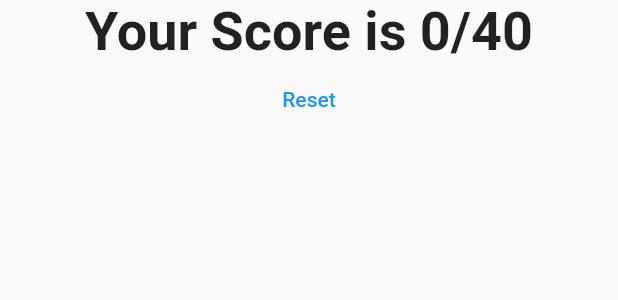
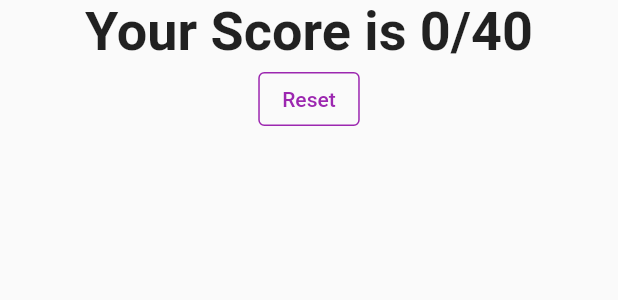
Before and after one commit to abdullahaahmed0539/Flutter-quiz-app, a Flutter app: the Result widget shown alone on an empty page, opened directly with empty values, on a phone screen of 412 x 824 dp. Shown: the top 300 px of the screen. Run offline on Flutter 3.47's test engine with Material 2 defaults, Android fonts, the phone set to English and light mode, and no system bars; statements that could not run were skipped.

Commit message:
feat: Colored Buttons

```diff
--- a/lib/answer.dart
+++ b/lib/answer.dart
@@ -13,6 +13,7 @@ class Answer extends StatelessWidget {
       margin: EdgeInsets.only(top: 10),
       width: double.infinity,
       child: ElevatedButton(
+              style: ElevatedButton.styleFrom(primary: Colors.blue,onPrimary: Colors.white),
               child: Text(_options),
               onPressed: _handler,
             )
--- a/lib/result.dart
+++ b/lib/result.dart
@@ -22,7 +22,7 @@ class Result extends StatelessWidget {
         style: TextStyle(fontSize: 36, fontWeight: FontWeight.bold),
         textAlign: TextAlign.center,
       ),
-      FlatButton(onPressed: reset, child: Text('Reset'),textColor: Colors.blue,)]
+      OutlinedButton(onPressed: reset, child: Text('Reset'), style: OutlinedButton.styleFrom(primary: Colors.purple, side: BorderSide(color: Colors.purple)),)]
       )
     );
   }
```
